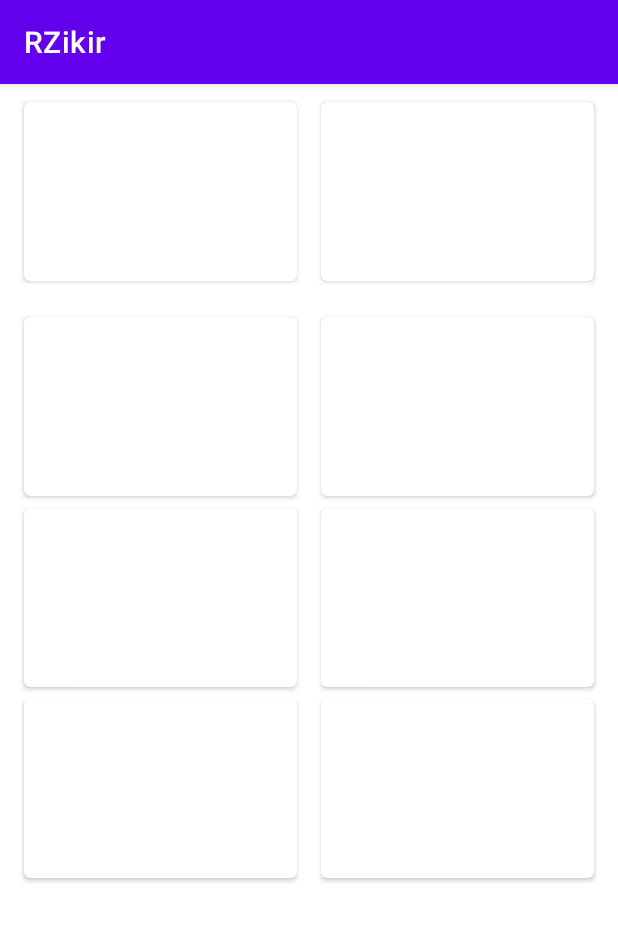
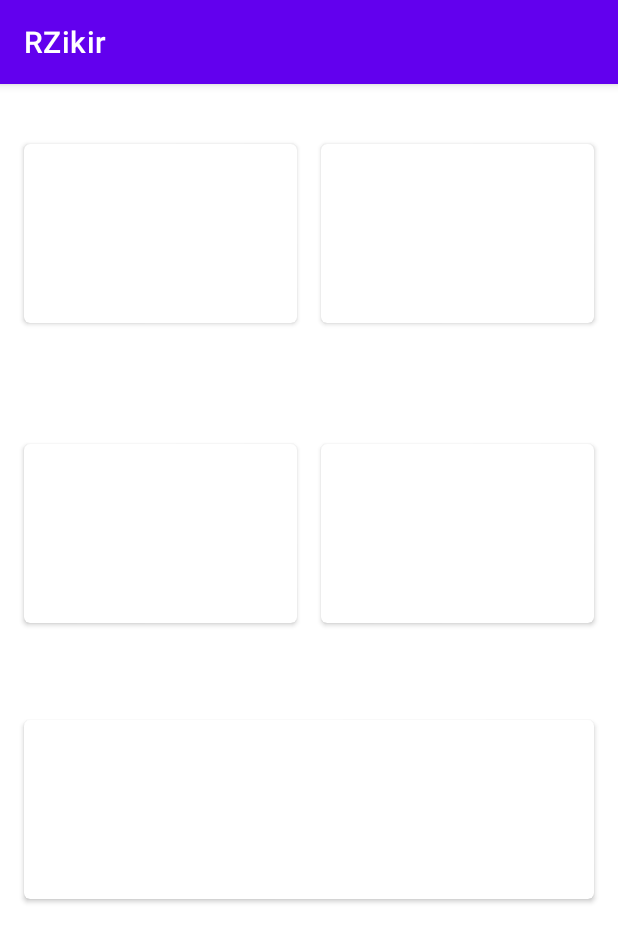
Before and after one commit to roynaldi19/RZikir, an Android app: the screen it shows after launch (MainActivity), on a phone screen of 412 x 824 dp. Shown: the top 942 px of the screen. Run offline under Robolectric (Android 15) with nearby library versions, the phone set to English and light mode, and no system bars.

Commit message:
xml ok v1

```diff
--- a/app/src/main/java/com/roynaldi19/rzikir/MainActivity.kt
+++ b/app/src/main/java/com/roynaldi19/rzikir/MainActivity.kt
@@ -2,10 +2,17 @@ package com.roynaldi19.rzikir
 
 import androidx.appcompat.app.AppCompatActivity
 import android.os.Bundle
+import android.view.View
 
-class MainActivity : AppCompatActivity() {
+class MainActivity : AppCompatActivity(), View.OnClickListener{
+
+    TextCount
     override fun onCreate(savedInstanceState: Bundle?) {
         super.onCreate(savedInstanceState)
         setContentView(R.layout.activity_main)
     }
+
+    override fun onClick(v: View?) {
+        TODO("Not yet implemented")
+    }
 }
--- a/app/src/main/res/layout/activity_main.xml
+++ b/app/src/main/res/layout/activity_main.xml
@@ -10,7 +10,8 @@
 
     <LinearLayout
         android:layout_width="match_parent"
-        android:layout_height="wrap_content"
+        android:layout_height="0dp"
+        android:layout_weight="1"
         android:gravity="center"
         android:orientation="horizontal">
 
@@ -23,7 +24,8 @@
             android:layout_marginRight="8dp"
             android:layout_marginBottom="4dp"
             android:layout_weight="1"
-            card_view:cardCornerRadius="4dp">
+            card_view:cardCornerRadius="4dp"
+            tools:ignore="NestedWeights">
 
             <LinearLayout
                 android:layout_width="match_parent"
@@ -106,8 +108,9 @@
 
     <LinearLayout
         android:layout_width="match_parent"
-        android:layout_height="wrap_content"
+        android:layout_height="0dp"
         android:layout_marginTop="16dp"
+        android:layout_weight="1"
         android:gravity="center"
         android:orientation="horizontal">
 
@@ -120,7 +123,8 @@
             android:layout_marginRight="8dp"
             android:layout_marginBottom="4dp"
             android:layout_weight="1"
-            card_view:cardCornerRadius="4dp">
+            card_view:cardCornerRadius="4dp"
+            tools:ignore="NestedWeights">
 
             <LinearLayout
                 android:layout_width="match_parent"
@@ -156,7 +160,7 @@
         </androidx.cardview.widget.CardView>
 
         <androidx.cardview.widget.CardView
-            android:id="@+id/cv_tasbih"
+            android:id="@+id/cv_takbir"
             android:layout_width="0dp"
             android:layout_height="wrap_content"
             android:layout_marginLeft="8dp"
@@ -181,7 +185,7 @@
                     android:textColor="@color/black"
                     android:textSize="30sp"
                     android:textStyle="bold"
-                    tools:text="@string/A_tasbih" />
+                    tools:text="@string/A_takbir" />
 
                 <View
                     android:layout_width="match_parent"
@@ -194,7 +198,7 @@
                     android:layout_height="match_parent"
                     android:gravity="center"
                     android:padding="8dp"
-                    tools:text="@string/L_tasbih" />
+                    tools:text="@string/L_takbir" />
 
             </LinearLayout>
         </androidx.cardview.widget.CardView>
@@ -202,14 +206,14 @@
     </LinearLayout>
 
     <LinearLayout
-        android:id="@+id/view_child1"
         android:layout_width="match_parent"
-        android:layout_height="wrap_content"
+        android:layout_height="0dp"
+        android:layout_weight="1"
         android:gravity="center"
         android:orientation="horizontal">
 
         <androidx.cardview.widget.CardView
-            android:id="@+id/cv_istigfar"
+            android:id="@+id/cv_tahlil"
             android:layout_width="0dp"
             android:layout_height="wrap_content"
             android:layout_marginLeft="8dp"
@@ -217,7 +221,8 @@
             android:layout_marginRight="8dp"
             android:layout_marginBottom="4dp"
             android:layout_weight="1"
-            card_view:cardCornerRadius="4dp">
+            card_view:cardCornerRadius="4dp"
+            tools:ignore="NestedWeights">
 
             <LinearLayout
                 android:layout_width="match_parent"
@@ -234,7 +239,7 @@
                     android:textColor="@color/black"
                     android:textSize="30sp"
                     android:textStyle="bold"
-                    tools:text="@string/A_istiqhfar" />
+                    tools:text="@string/A_tahlil" />
 
                 <View
                     android:layout_width="match_parent"
@@ -247,151 +252,32 @@
                     android:layout_height="match_parent"
                     android:gravity="center"
                     android:padding="8dp"
-                    tools:text="@string/L_istighfar" />
+                    tools:text="@string/L_tahlil" />
 
             </LinearLayout>
         </androidx.cardview.widget.CardView>
 
-        <androidx.cardview.widget.CardView
-            android:id="@+id/cv_tasbih"
-            android:layout_width="0dp"
-            android:layout_height="wrap_content"
-            android:layout_marginLeft="8dp"
-            android:layout_marginTop="4dp"
-            android:layout_marginRight="8dp"
-            android:layout_marginBottom="4dp"
-            android:layout_weight="1"
-            card_view:cardCornerRadius="4dp">
-
-            <LinearLayout
-                android:layout_width="match_parent"
-                android:layout_height="match_parent"
-                android:orientation="vertical"
-                android:padding="8dp">
-
-
-                <TextView
-                    android:layout_width="match_parent"
-                    android:layout_height="wrap_content"
-                    android:gravity="center"
-                    android:padding="8dp"
-                    android:textColor="@color/black"
-                    android:textSize="30sp"
-                    android:textStyle="bold"
-                    tools:text="@string/A_tasbih" />
-
-                <View
-                    android:layout_width="match_parent"
-                    android:layout_height="1dp"
-                    android:layout_marginTop="10dp"
-                    android:gravity="center" />
-
-                <TextView
-                    android:layout_width="match_parent"
-                    android:layout_height="match_parent"
-                    android:gravity="center"
-                    android:padding="8dp"
-                    tools:text="@string/L_tasbih" />
-
-            </LinearLayout>
-        </androidx.cardview.widget.CardView>
 
     </LinearLayout>
 
     <LinearLayout
         android:id="@+id/view_child1"
         android:layout_width="match_parent"
-        android:layout_height="wrap_content"
+        android:layout_height="0dp"
+        android:layout_weight="1"
         android:gravity="center"
         android:orientation="horizontal">
 
-        <androidx.cardview.widget.CardView
-            android:id="@+id/cv_istigfar"
-            android:layout_width="0dp"
+        <TextView
+            android:layout_width="match_parent"
             android:layout_height="wrap_content"
-            android:layout_marginLeft="8dp"
-            android:layout_marginTop="4dp"
-            android:layout_marginRight="8dp"
-            android:layout_marginBottom="4dp"
-            android:layout_weight="1"
-            card_view:cardCornerRadius="4dp">
+            android:gravity="center"
+            android:padding="8dp"
+            android:textColor="@color/black"
+            android:textSize="60sp"
+            android:textStyle="bold"
+            tools:text="@string/start" />
 
-            <LinearLayout
-                android:layout_width="match_parent"
-                android:layout_height="match_parent"
-                android:orientation="vertical"
-                android:padding="8dp">
-
-
-                <TextView
-                    android:layout_width="match_parent"
-                    android:layout_height="wrap_content"
-                    android:gravity="center"
-                    android:padding="8dp"
-                    android:textColor="@color/black"
-                    android:textSize="30sp"
-                    android:textStyle="bold"
-                    tools:text="@string/A_istiqhfar" />
-
-                <View
-                    android:layout_width="match_parent"
-                    android:layout_height="1dp"
-                    android:layout_marginTop="10dp"
-                    android:gravity="center" />
-
-                <TextView
-                    android:layout_width="match_parent"
-                    android:layout_height="match_parent"
-                    android:gravity="center"
-                    android:padding="8dp"
-                    tools:text="@string/L_istighfar" />
-
-            </LinearLayout>
-        </androidx.cardview.widget.CardView>
-
-        <androidx.cardview.widget.CardView
-            android:id="@+id/cv_tasbih"
-            android:layout_width="0dp"
-            android:layout_height="wrap_content"
-            android:layout_marginLeft="8dp"
-            android:layout_marginTop="4dp"
-            android:layout_marginRight="8dp"
-            android:layout_marginBottom="4dp"
-            android:layout_weight="1"
-            card_view:cardCornerRadius="4dp">
-
-            <LinearLayout
-                android:layout_width="match_parent"
-                android:layout_height="match_parent"
-                android:orientation="vertical"
-                android:padding="8dp">
-
-
-                <TextView
-                    android:layout_width="match_parent"
-                    android:layout_height="wrap_content"
-                    android:gravity="center"
-                    android:padding="8dp"
-                    android:textColor="@color/black"
-                    android:textSize="30sp"
-                    android:textStyle="bold"
-                    tools:text="@string/A_tasbih" />
-
-                <View
-                    android:layout_width="match_parent"
-                    android:layout_height="1dp"
-                    android:layout_marginTop="10dp"
-                    android:gravity="center" />
-
-                <TextView
-                    android:layout_width="match_parent"
-                    android:layout_height="match_parent"
-                    android:gravity="center"
-                    android:padding="8dp"
-                    tools:text="@string/L_tasbih" />
-
-            </LinearLayout>
-        </androidx.cardview.widget.CardView>
 
     </LinearLayout>
 
--- a/app/src/main/res/values/strings.xml
+++ b/app/src/main/res/values/strings.xml
@@ -10,4 +10,5 @@
     <string name="A_takbir">ٱللَّٰهُ أَكْبَرُِ</string>
     <string name="L_tahlil">Tahlil</string>
     <string name="A_tahlil">لا إله إلا الله</string>
+    <string name="start">0</string>
 </resources>
```
